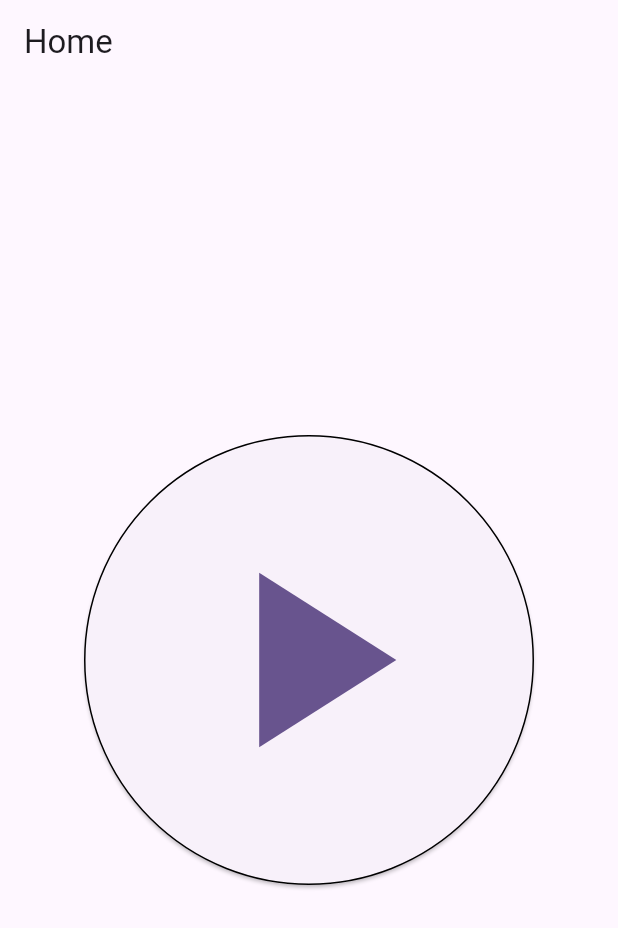
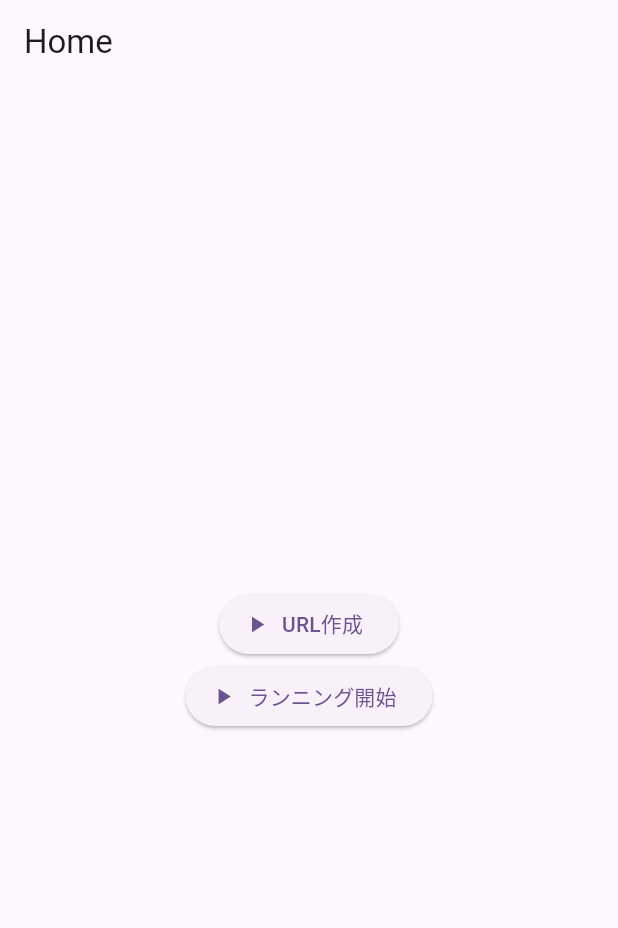
Before and after one commit to t10o/cheer-marathon-app, a Flutter app: the screen it shows after launch, on a phone screen of 412 x 824 dp. Shown: the top 928 px of the screen. Run offline on Flutter 3.47's test engine with Material 3 defaults, Android fonts, the phone set to English and light mode, and no system bars; our stand-ins replace cloud_firestore, firebase_core; missing offline and left inert: background_task; accounts and stored records are empty; generated files the repository leaves out were written again.

Commit message:
url発行とモデル作成

```diff
--- a/lib/home_page.dart
+++ b/lib/home_page.dart
@@ -1,4 +1,7 @@
+import 'package:background_task/background_task.dart';
 import 'package:flutter/material.dart';
+import 'package:flutter/services.dart';  // クリップボード用にインポート
+import 'package:uuid/uuid.dart';
 
 class HomePage extends StatefulWidget {
   const HomePage({super.key});
@@ -7,36 +10,77 @@ class HomePage extends StatefulWidget {
   State<HomePage> createState() => _HomePageState();
 }
 
+var baseUrl = 'https://cheer-on-runner.com/';
+
 class _HomePageState extends State<HomePage> {
+  String url = '';  // 状態を管理するためにurlをState内に移動
+
   @override
   Widget build(BuildContext context) {
     return Scaffold(
       appBar: AppBar(title: const Text("Home")),
       body: SafeArea(
+        child: Container(
+          margin: const EdgeInsets.all(16),
           child: Center(
             child: Column(
               mainAxisSize: MainAxisSize.min,
               children: [
-              ElevatedButton(
-                onPressed: () {
-                  // TODO: 位置情報の送信を開始
+                ElevatedButton.icon(
+                  onPressed: () async {
+                    var uuid = Uuid();
+                    var newId = uuid.v4();
+                    setState(() {
+                      url = '$baseUrl$newId';  // URLを更新し、画面に反映
+                    });
                   },
-                style: ElevatedButton.styleFrom(
-                  shape: const CircleBorder(
-                    side: BorderSide(
-                      color: Colors.black,
-                      width: 1,
-                      style: BorderStyle.solid,
+                  icon: const Icon(
+                    Icons.play_arrow,
+                  ),
+                  label: const Text("URL作成"),
+                ),
+                if (url.isNotEmpty) ...[
+                  Container(
+                    margin: const EdgeInsets.symmetric(vertical: 16),
+                    padding: const EdgeInsets.all(8),
+                    decoration: BoxDecoration(
+                      border: Border.all(color: Colors.grey),
+                      borderRadius: BorderRadius.circular(8),
+                    ),
+                    child: Row(
+                      mainAxisAlignment: MainAxisAlignment.spaceBetween,
+                      children: [
+                        Expanded(
+                          child: Text(
+                            url,
+                            style: const TextStyle(fontSize: 16),
+                            overflow: TextOverflow.ellipsis,  // 長いURLが表示エリアに収まるように省略
                           ),
                         ),
-                  padding: const EdgeInsets.all(50),
+                        IconButton(
+                          icon: const Icon(Icons.copy),
+                          onPressed: () {
+                            Clipboard.setData(ClipboardData(text: url));  // URLをクリップボードにコピー
+                            ScaffoldMessenger.of(context).showSnackBar(
+                              const SnackBar(content: Text("URLをクリップボードにコピーしました")),
+                            );
+                          },
                         ),
-                child: const Icon(
-                  Icons.play_arrow,
-                  size: 200,
+                      ],
                     ),
                   ),
                 ],
+                ElevatedButton.icon(
+                  onPressed: () async {
+                    await BackgroundTask.instance.start();
+                  },
+                  icon: const Icon(
+                    Icons.play_arrow,
+                  ),
+                  label: const Text("ランニング開始"),
+                ),
+              ],
+            ),
           ),
         ),
       ),
--- a/pubspec.yaml
+++ b/pubspec.yaml
@@ -30,12 +30,15 @@ environment:
 dependencies:
   flutter:
     sdk: flutter
+  background_task:
 
 
   # The following adds the Cupertino Icons font to your application.
   # Use with the CupertinoIcons class for iOS style icons.
   cupertino_icons: ^1.0.8
   firebase_core: ^3.3.0
+  cloud_firestore: ^5.2.1
+  uuid: ^4.4.2
 
 dev_dependencies:
   flutter_test:
```
Also changed, not shown: lib/models/location.dart (added, +36 -0 lines), lib/models/message.dart (added, +36 -0 lines), lib/models/run.dart (added, +79 -0 lines), lib/utils/firestore_helper.dart (added, +133 -0 lines), pubspec.lock, 3 other files. Lines whose indentation alone changed are shown as unchanged.
